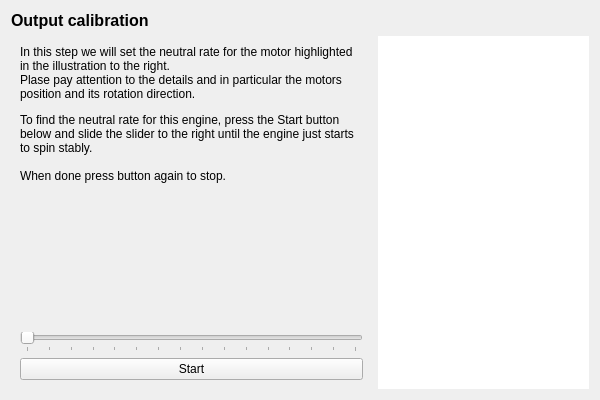
The window that ground/gcs/src/plugins/setupwizard/pages/outputcalibrationpage.ui (d-ronin/dRonin) describes before a commit, drawn with Qt 5.
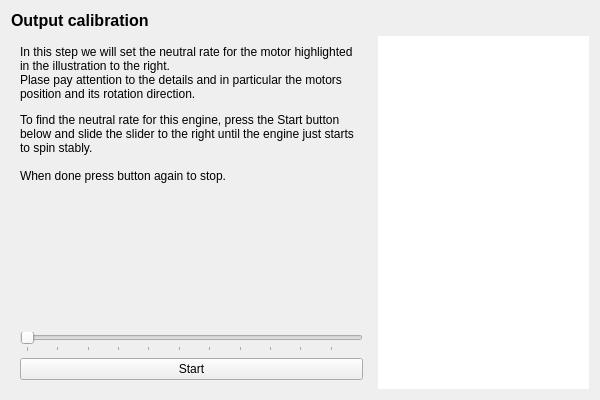
The same window after the commit.

Commit message:
setupwizard: oneshot range
set to a value experimentally required by some users and consistent
between modes.  Before we were limited to 140, but some people need
145 to spin (bad minimum value IMO).

Similarly, turn the non-oneshot max neutral value from 1300 to 1216,
which corresponds to the new oneshot value (152); it used to
correspond to 1216.

Patch:
```diff
--- a/ground/gcs/src/plugins/setupwizard/pages/outputcalibrationpage.ui
+++ b/ground/gcs/src/plugins/setupwizard/pages/outputcalibrationpage.ui
@@ -85,7 +85,7 @@
           <number>1000</number>
          </property>
          <property name="maximum">
-          <number>1300</number>
+          <number>1216</number>
          </property>
          <property name="singleStep">
           <number>10</number>
```
The commit also changes 1 other file.
